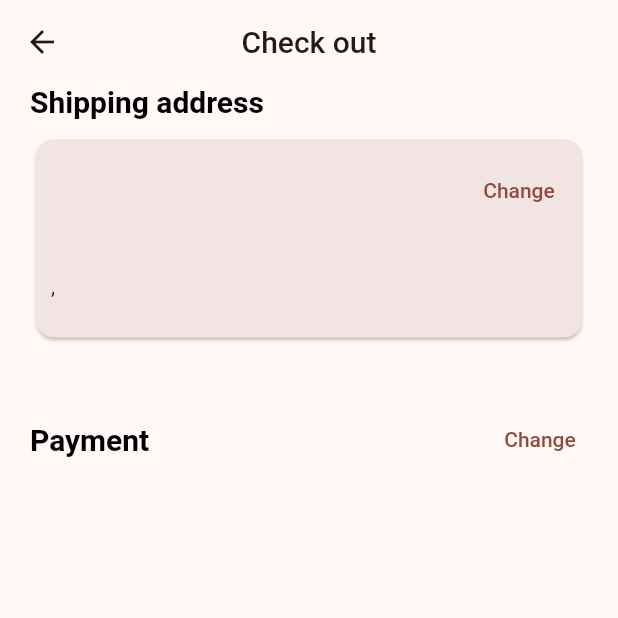
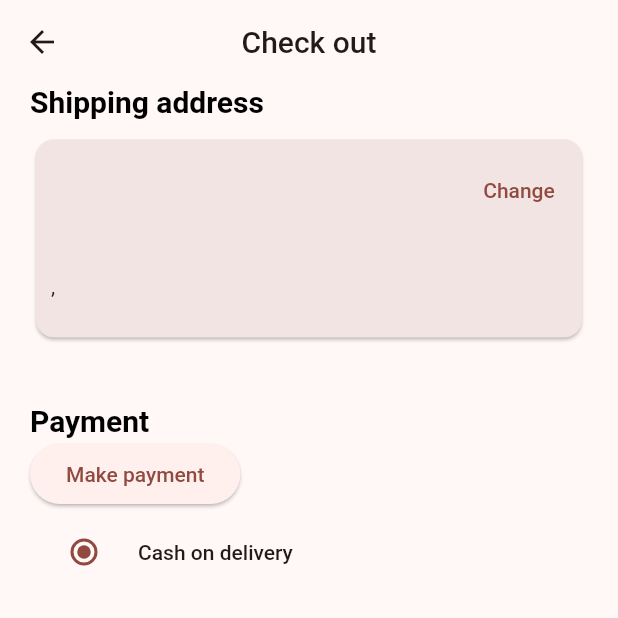
Before and after one commit to abhishek0168/e-commerce, a Flutter app: the ProductCheckOutPage screen opened directly, on a phone screen of 412 x 824 dp, the top half of it. Run offline on Flutter 3.47's test engine with Material 2 defaults, Android fonts, the light colour scheme and no system bars; our stand-ins replace cached_network_image, cloud_firestore, firebase_auth, firebase_core, firebase_storage, flutter_staggered_animations and 3 more; missing offline and left inert: flutter_stripe; accounts and stored records are empty; Roboto replaces fonts that are missing (Alata).

Commit message:
payment method (card) added

```diff
--- a/lib/main.dart
+++ b/lib/main.dart
@@ -1,6 +1,7 @@
 import 'package:ecommerce_app/view/selection_page/selection_page.dart';
 import 'package:ecommerce_app/view/theme/app_color_theme.dart';
 import 'package:ecommerce_app/view_model/admin_page_viewmodel.dart';
+import 'package:ecommerce_app/view_model/payment_view_model.dart';
 import 'package:ecommerce_app/view_model/product_data_from_firebase.dart';
 import 'package:ecommerce_app/view_model/main_page_view_model.dart';
 import 'package:ecommerce_app/view_model/promo_code_viewmodel.dart';
@@ -9,6 +10,7 @@ import 'package:ecommerce_app/view_model/sign_in_page_viewmodel.dart';
 import 'package:ecommerce_app/view_model/user_address_viewmodel.dart';
 import 'package:ecommerce_app/view_model/user_details_viewmodel.dart';
 import 'package:flutter/material.dart';
+import 'package:flutter_stripe/flutter_stripe.dart';
 import 'package:google_fonts/google_fonts.dart';
 import 'package:provider/provider.dart';
 import 'package:firebase_core/firebase_core.dart';
@@ -30,6 +32,7 @@ void main() async {
     );
   };
   WidgetsFlutterBinding.ensureInitialized();
+  Stripe.publishableKey = 'pk_test_51NT5iwSFB6cWaNPUZRnBwMmfGMv78RASH5wScFxqz11NMRpiFQIgchWV2Soz5qfUpvdHFUd9dN9oYA90tWwEipSs00q6H14450';
   await Firebase.initializeApp(
     options: DefaultFirebaseOptions.currentPlatform,
   );
@@ -45,14 +48,15 @@ class MyApp extends StatelessWidget {
   Widget build(BuildContext context) {
     return MultiProvider(
       providers: [
+        ChangeNotifierProvider(create: (_) => MainPageViewModel()..init()),
         ChangeNotifierProvider(create: (_) => UserDetailsViewModel()..init()),
         ChangeNotifierProvider(create: (_) => DataFromFirebase()..init()),
-        ChangeNotifierProvider(create: (_) => MainPageViewModel()),
         ChangeNotifierProvider(create: (_) => ShopViewModel()),
         ChangeNotifierProvider(create: (_) => AdminPageViewModel()),
         ChangeNotifierProvider(create: (_) => PromoCodeViewModel()..init()),
         ChangeNotifierProvider(create: (_) => SignInPageViewModel()),
         ChangeNotifierProvider(create: (_) => AddressViewModel()..init()),
+        ChangeNotifierProvider(create: (_) => PaymentViewModel()),
       ],
       child: MaterialApp(
         debugShowCheckedModeBanner: false,
--- /dev/null
+++ b/lib/stripe_key.dart
@@ -0,0 +1,4 @@
+// ignore_for_file: non_constant_identifier_names
+
+String SECRET_KEY =
+    'sk_test_51NT5iwSFB6cWaNPUzHUhTbqeI8ACPqbpMX28I9HbgGYtkFwAMTpT4HR0cJ4Uk9MjgDay7TntACW64cFRgqF0BYnZ00BJXmGlD3';
--- a/lib/view/admin_panel/user_page/user_details.dart
+++ b/lib/view/admin_panel/user_page/user_details.dart
@@ -3,7 +3,7 @@ import 'package:ecommerce_app/view/theme/app_color_theme.dart';
 import 'package:ecommerce_app/view/widgets/three_dot_loading.dart';
 import 'package:ecommerce_app/view_model/user_details_viewmodel.dart';
 import 'package:flutter/material.dart';
-import 'package:flutter_svg/flutter_svg.dart';
+// import 'package:flutter_svg/flutter_svg.dart';
 import 'package:provider/provider.dart';
 
 class UserDetails extends StatelessWidget {
--- a/lib/view/admin_panel/user_page/users_display.dart
+++ b/lib/view/admin_panel/user_page/users_display.dart
@@ -4,7 +4,7 @@ import 'package:ecommerce_app/view/theme/app_color_theme.dart';
 import 'package:ecommerce_app/view/widgets/three_dot_loading.dart';
 import 'package:ecommerce_app/view_model/user_details_viewmodel.dart';
 import 'package:flutter/material.dart';
-import 'package:flutter_svg/flutter_svg.dart';
+// import 'package:flutter_svg/flutter_svg.dart';
 import 'package:provider/provider.dart';
 
 class UsersDisplay extends StatelessWidget {
--- a/lib/view/main_page/main_page.dart
+++ b/lib/view/main_page/main_page.dart
@@ -6,7 +6,6 @@ import 'package:ecommerce_app/view/profile_page/profile_page.dart';
 import 'package:ecommerce_app/view/shop/shop_page.dart';
 import 'package:ecommerce_app/view/theme/app_color_theme.dart';
 import 'package:ecommerce_app/view_model/main_page_view_model.dart';
-import 'package:ecommerce_app/view_model/sign_in_page_viewmodel.dart';
 import 'package:ecommerce_app/view_model/user_details_viewmodel.dart';
 import 'package:flutter/material.dart';
 import 'package:provider/provider.dart';
--- a/lib/view/product_checkout_page/product_checkout_page.dart
+++ b/lib/view/product_checkout_page/product_checkout_page.dart
@@ -1,9 +1,10 @@
-import 'package:ecommerce_app/model/user_model/user_model.dart';
 import 'package:ecommerce_app/utils/constants.dart';
-import 'package:ecommerce_app/view/user_address_adding_%20page/add_user_address.dart';
+import 'package:ecommerce_app/view/theme/app_color_theme.dart';
 import 'package:ecommerce_app/view/user_address_adding_%20page/select_user_address.dart';
 import 'package:ecommerce_app/view/widgets/address_widget.dart';
+import 'package:ecommerce_app/view/widgets/custome_snackbar.dart';
 import 'package:ecommerce_app/view/widgets/heading_widget.dart';
+import 'package:ecommerce_app/view_model/payment_view_model.dart';
 import 'package:ecommerce_app/view_model/user_address_viewmodel.dart';
 import 'package:flutter/material.dart';
 import 'package:provider/provider.dart';
@@ -14,6 +15,7 @@ class ProductCheckOutPage extends StatelessWidget {
   @override
   Widget build(BuildContext context) {
     final addressController = Provider.of<AddressViewModel>(context);
+    final paymentController = Provider.of<PaymentViewModel>(context);
 
     return Scaffold(
       appBar: AppBar(
@@ -27,32 +29,51 @@ class ProductCheckOutPage extends StatelessWidget {
           children: [
             const H2(text: 'Shipping address'),
             height10,
-            addressController.selectedAddress != null
-                ? AddressShowWidget(
+            if (addressController.selectedAddress != null)
+              AddressShowWidget(
                 data: addressController.selectedAddress!,
                 navigateTo: const SelectUserAddress(),
               )
-                : TextButton(
+            else
+              Center(
+                child: TextButton.icon(
                   onPressed: () {
                     Navigator.of(context).push(MaterialPageRoute(
                       builder: (context) => const SelectUserAddress(),
                     ));
                   },
-                    child: const Text('Add address')),
+                  icon: const Icon(Icons.add),
+                  label: const Text('Add address'),
+                ),
+              ),
             height20,
             height20,
-            Row(
-              mainAxisAlignment: MainAxisAlignment.spaceBetween,
-              children: [
             const H2(text: 'Payment'),
-                TextButton(
-                  onPressed: () {},
-                  style: const ButtonStyle(
-                      padding: MaterialStatePropertyAll(EdgeInsets.zero)),
-                  child: const Text('Change'),
+            ElevatedButton(
+              onPressed: () {
+                if (addressController.selectedAddress != null) {
+                  paymentController.makePayment(context, '1300');
+                } else {
+                  var snackBar = CustomeSnackBar().snackBar1(
+                    bgColor: AppColors.primaryColor,
+                    content: 'Add shipping address',
+                    textColor: AppColors.whiteColor,
+                  );
+                  ScaffoldMessenger.of(context).showSnackBar(snackBar);
+                }
+              },
+              child: const Text('Make payment'),
             ),
-              ],
-            )
+            Container(
+              decoration: const BoxDecoration(),
+              alignment: Alignment.center,
+              child: RadioListTile(
+                value: null,
+                groupValue: null,
+                onChanged: (bahu) {},
+                title: const Text('Cash on delivery'),
+              ),
+            ),
           ],
         ),
       ),
--- a/lib/view/sign_in_and_sign_up/password_reset.dart
+++ b/lib/view/sign_in_and_sign_up/password_reset.dart
@@ -3,7 +3,6 @@ import 'package:ecommerce_app/view/theme/app_color_theme.dart';
 import 'package:ecommerce_app/view/widgets/custome_snackBar.dart';
 import 'package:ecommerce_app/view_model/sign_in_page_viewmodel.dart';
 import 'package:flutter/material.dart';
-import 'package:ecommerce_app/view/sign_in_and_sign_up/textfield_widgets.dart';
 import 'package:provider/provider.dart';
 
 class ResetPassword extends StatelessWidget {
--- a/lib/view/widgets/product_card.dart
+++ b/lib/view/widgets/product_card.dart
@@ -62,6 +62,7 @@ class ProductCard extends StatelessWidget {
                 //     ),
                 //   ),
                 // ),
+                height10,
                 H2(text: productModel.brandName),
                 SizedBox(
                   height: 35,
--- a/lib/view_model/main_page_view_model.dart
+++ b/lib/view_model/main_page_view_model.dart
@@ -1,6 +1,22 @@
+import 'package:ecommerce_app/view_model/product_data_from_firebase.dart';
+import 'package:ecommerce_app/view_model/promo_code_viewmodel.dart';
+import 'package:ecommerce_app/view_model/user_address_viewmodel.dart';
+import 'package:ecommerce_app/view_model/user_details_viewmodel.dart';
 import 'package:flutter/material.dart';
 
 class MainPageViewModel extends ChangeNotifier {
+  final userDetails = UserDetailsViewModel();
+  final firebaseData = DataFromFirebase();
+  final promoCodeModel = PromoCodeViewModel();
+  final addressViewModel = AddressViewModel();
+
+  void init() async {
+    await userDetails.init();
+    firebaseData.init();
+    promoCodeModel.init();
+    await addressViewModel.init();
+  }
+
   int _currentIndex = 0;
   int get currentIndex => _currentIndex;
 
```
Also changed, not shown: lib/view/cart/product_cart_widget.dart (+7 -5 lines), lib/view/profile_page/profile_page.dart (+11 -9 lines), lib/view/shop/shop_page.dart (+2 -35 lines), lib/view/user_address_adding_ page/select_user_address.dart (+3 -5 lines), lib/view_model/payment_view_model.dart (added, +100 -0 lines), lib/view_model/user_address_viewmodel.dart (+5 -2 lines), 5 other files. Lines whose indentation alone changed are shown as unchanged.
